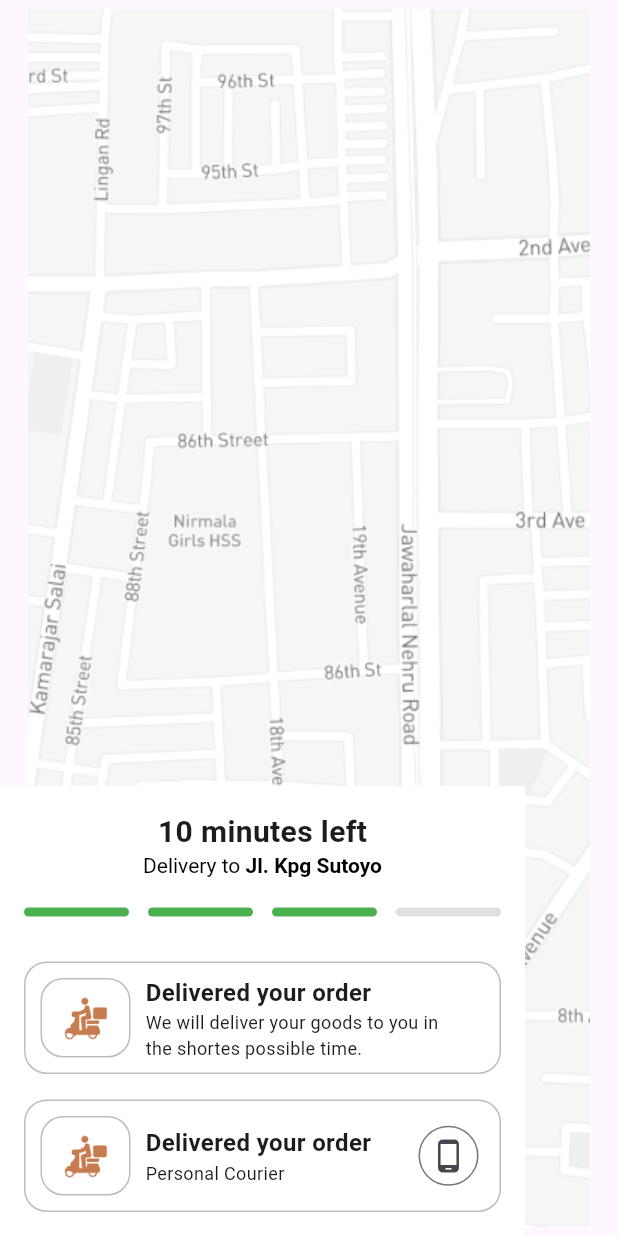
After one commit to oraclevs/flutter_tut_coffee_app, a Flutter app: the MapScreen screen opened directly, on a phone screen of 412 x 824 dp. The commit adds this screen. Run offline on Flutter 3.47's test engine with Material 3 defaults, Android fonts, the phone set to English and light mode, and no system bars.

Commit message:
Oct 17 Class

```diff
--- a/lib/screens/index.dart
+++ b/lib/screens/index.dart
@@ -1,5 +1,6 @@
 import 'package:coffee_shop/screens/detailsScreen.dart';
 import 'package:coffee_shop/screens/home_index.dart';
+import 'package:coffee_shop/screens/mapScreen.dart';
 import 'package:coffee_shop/screens/orders.dart';
 import 'package:coffee_shop/theme/colors.dart';
 import 'package:flutter/material.dart';
@@ -11,21 +12,11 @@ class IndexScreen extends StatefulWidget {
   State<IndexScreen> createState() => _IndexScreenState();
 }
 
-class PlaceHolderClass extends StatelessWidget {
-  final String title;
-  const PlaceHolderClass({required this.title, super.key});
-
-  @override
-  Widget build(BuildContext context) {
-    return Center(child: Text(title));
-  }
-}
-
 const List<Widget> screens = [
   HomeIndex(),
   DetailsScreen(),
   OrdersScreen(),
-  PlaceHolderClass(title: 'Map'),
+  MapScreen(),
 ];
 int _currentIndex = 0;
 
@@ -64,8 +55,8 @@ class _IndexScreenState extends State<IndexScreen> {
             label: "Home",
           ),
           BottomNavigationBarItem(
-            icon: Icon(Icons.notifications, color: Colors.black),
-            activeIcon: Icon(Icons.notifications, color: AppColor.primaryColor),
+            icon: Icon(Icons.map, color: Colors.black),
+            activeIcon: Icon(Icons.map, color: AppColor.primaryColor),
             label: "Home",
           ),
         ],
--- /dev/null
+++ b/lib/screens/mapScreen.dart
@@ -0,0 +1,173 @@
+import 'package:flutter/material.dart';
+
+class MapScreen extends StatefulWidget {
+  const MapScreen({super.key});
+
+  @override
+  State<MapScreen> createState() => _MapScreenState();
+}
+
+class _MapScreenState extends State<MapScreen> {
+  @override
+  Widget build(BuildContext context) {
+    return Scaffold(
+      body: Stack(
+        children: [
+          Positioned.fill(child: Image.asset('Assets/Images/mapimage.png')),
+          Positioned(
+            bottom: 0,
+            child: Container(
+              padding: EdgeInsets.all(16),
+              height: 300,
+              width: 350,
+              color: Colors.white,
+              child: Column(
+                children: [
+                  Text(
+                    '10 minutes left',
+                    style: TextStyle(fontSize: 20, fontWeight: FontWeight.w700),
+                  ),
+                  RichText(
+                    text: TextSpan(
+                      style: TextStyle(color: Colors.black),
+                      children: [
+                        TextSpan(text: "Delivery to "),
+                        TextSpan(
+                          text: "Jl. Kpg Sutoyo",
+                          style: TextStyle(fontWeight: FontWeight.w600),
+                        ),
+                      ],
+                    ),
+                  ),
+                  SizedBox(height: 20),
+                  Row(
+                    mainAxisAlignment: MainAxisAlignment.spaceBetween,
+                    children: [true, true, true, false]
+                        .map(
+                          (e) => Container(
+                            height: 6,
+                            width: 70,
+                            decoration: BoxDecoration(
+                              color: e ? Colors.green : Colors.grey.shade300,
+                              borderRadius: BorderRadius.circular(20),
+                            ),
+                          ),
+                        )
+                        .toList(),
+                  ),
+                  SizedBox(height: 30),
+                  Container(
+                    height: 75,
+                    width: 350,
+                    decoration: BoxDecoration(
+                      border: Border.all(color: Colors.grey.shade400),
+                      borderRadius: BorderRadius.circular(15),
+                    ),
+                    child: Row(
+                      children: [
+                        Container(
+                          height: 60,
+                          width: 60,
+                          margin: EdgeInsets.all(10),
+                          decoration: BoxDecoration(
+                            border: Border.all(color: Colors.grey.shade400),
+                            borderRadius: BorderRadius.circular(15),
+                          ),
+                          child: Center(
+                            child: Image.asset(
+                              'Assets/Images/bike_icon.png',
+                              height: 30,
+                            ),
+                          ),
+                        ),
+                        Column(
+                          crossAxisAlignment: CrossAxisAlignment.start,
+                          mainAxisAlignment: MainAxisAlignment.center,
+                          children: [
+                            Text(
+                              'Delivered your order',
+                              style: TextStyle(
+                                fontSize: 16,
+                                fontWeight: FontWeight.w600,
+                              ),
+                            ),
+                            SizedBox(
+                              width: 200,
+                              child: Text(
+                                'We will deliver your goods to you in the shortes possible time.',
+                                style: TextStyle(fontSize: 12),
+                              ),
+                            ),
+                          ],
+                        ),
+                      ],
+                    ),
+                  ),
+                  SizedBox(height: 17),
+                  Container(
+                    height: 75,
+                    width: 350,
+                    padding: EdgeInsets.only(right: 10),
+                    decoration: BoxDecoration(
+                      border: Border.all(color: Colors.grey.shade400),
+                      borderRadius: BorderRadius.circular(15),
+                    ),
+                    child: Row(
+                      mainAxisAlignment: MainAxisAlignment.spaceBetween,
+                      children: [
+                        Row(
+                          children: [
+                            Container(
+                              height: 60,
+                              width: 60,
+                              margin: EdgeInsets.all(10),
+
+                              decoration: BoxDecoration(
+                                border: Border.all(color: Colors.grey.shade400),
+                                borderRadius: BorderRadius.circular(15),
+                              ),
+                              child: Center(
+                                child: Image.asset(
+                                  'Assets/Images/bike_icon.png',
+                                  height: 30,
+                                ),
+                              ),
+                            ),
+                            Column(
+                              crossAxisAlignment: CrossAxisAlignment.start,
+                              mainAxisAlignment: MainAxisAlignment.center,
+                              children: [
+                                Text(
+                                  'Delivered your order',
+                                  style: TextStyle(
+                                    fontSize: 16,
+                                    fontWeight: FontWeight.w600,
+                                  ),
+                                ),
+                                SizedBox(
+                                  width: 150,
+                                  child: Text(
+                                    'Personal Courier',
+                                    style: TextStyle(fontSize: 12),
+                                  ),
+                                ),
+                              ],
+                            ),
+                          ],
+                        ),
+                        IconButton.outlined(
+                          onPressed: () {},
+                          icon: Icon(Icons.phone_android),
+                        ),
+                      ],
+                    ),
+                  ),
+                ],
+              ),
+            ),
+          ),
+        ],
+      ),
+    );
+  }
+}
```
Also changed, not shown: Assets/Images/bike_icon.png (added), Assets/Images/mapimage.png (added).
